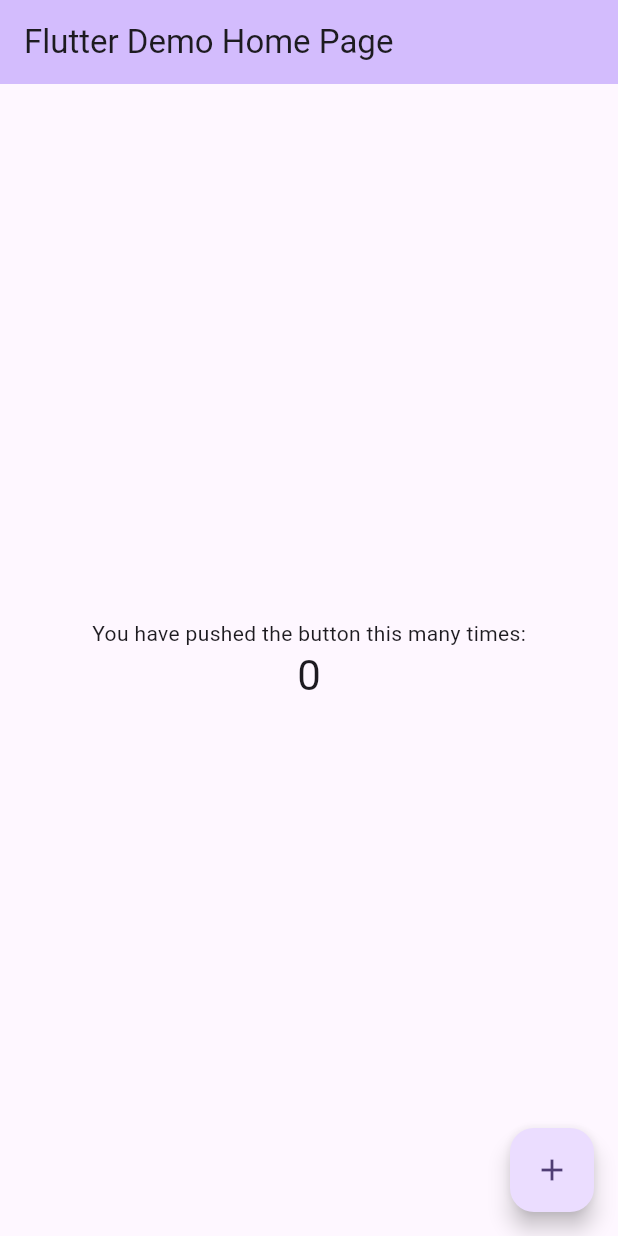
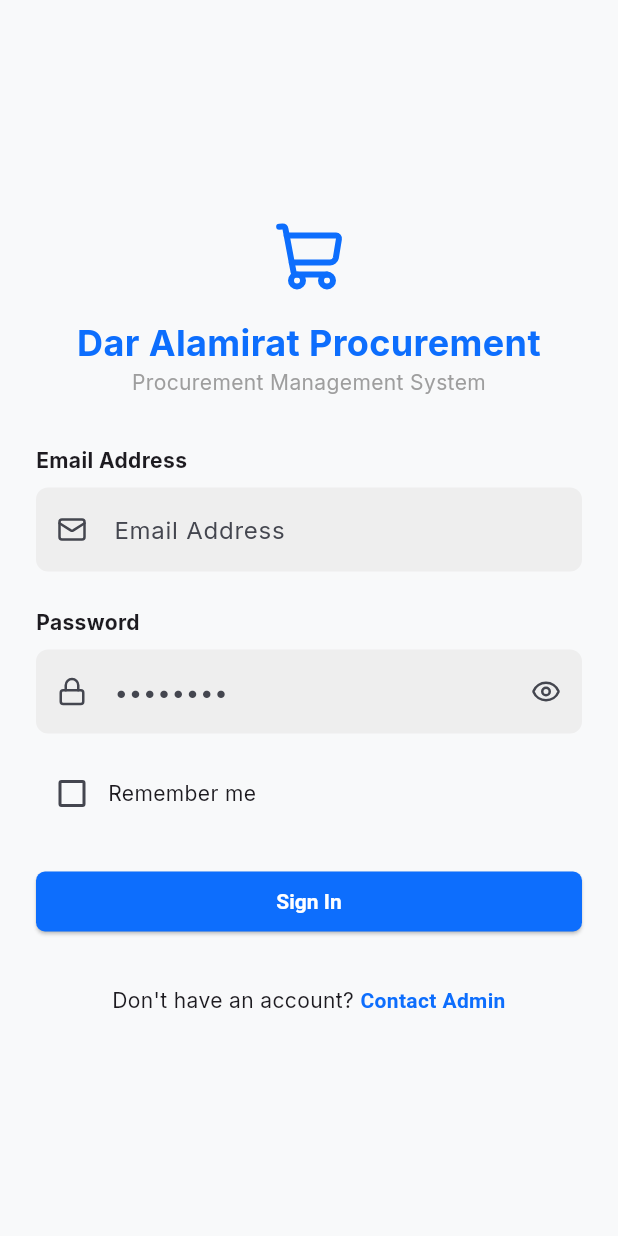
Before and after one commit to MohammadAlameri/dar_alamirat_procure, a Flutter app: the screen it shows after launch, on a phone screen of 412 x 824 dp. Run offline on Flutter 3.47's test engine with Material 3 defaults, Android fonts, the phone set to English and light mode, and no system bars; our stand-ins replace google_fonts, lucide_icons, supabase_flutter; accounts and stored records are empty.

Commit message:
feat: initialize project structure with custom theme, localization, app identifiers, and essential plugins

```diff
--- /dev/null
+++ b/dar_alamirat_requests/lib/core/constants/app_constants.dart
@@ -0,0 +1,4 @@
+class AppConstants {
+  static const String supabaseUrl = 'https://gonldcbklguwjhekjhff.supabase.co';
+  static const String supabaseAnonKey = 'eyJhbGciOiJIUzI1NiIsInR5cCI6IkpXVCJ9.eyJpc3MiOiJzdXBhYmFzZSIsInJlZiI6ImdvbmxkY2JrbGd1d2poZWtqaGZmIiwicm9sZSI6ImFub24iLCJpYXQiOjE3NzI0NTg3MjIsImV4cCI6MjA4ODAzNDcyMn0.UEKkRK4o-XDfA-8YwYf_syaGyiaepTjFNfruBvB1uFk';
+}
--- /dev/null
+++ b/dar_alamirat_requests/lib/core/localization/app_localizations.dart
@@ -0,0 +1,56 @@
+import 'dart:convert';
+import 'package:flutter/material.dart';
+import 'package:flutter/services.dart';
+
+class AppLocalizations {
+  final Locale locale;
+  AppLocalizations(this.locale);
+
+  static AppLocalizations? of(BuildContext context) {
+    return Localizations.of<AppLocalizations>(context, AppLocalizations);
+  }
+
+  static const LocalizationsDelegate<AppLocalizations> delegate =
+      _AppLocalizationsDelegate();
+
+  late Map<String, String> _localizedStrings;
+
+  Future<bool> load() async {
+    // We'll load from assets/lang/en.json or ar.json
+    String jsonString =
+        await rootBundle.loadString('assets/lang/${locale.languageCode}.json');
+    Map<String, dynamic> jsonMap = json.decode(jsonString);
+
+    _localizedStrings = jsonMap.map((key, value) {
+      return MapEntry(key, value.toString());
+    });
+
+    return true;
+  }
+
+  String translate(String key) {
+    return _localizedStrings[key] ?? key;
+  }
+
+  bool get isRTL => locale.languageCode == 'ar';
+}
+
+class _AppLocalizationsDelegate
+    extends LocalizationsDelegate<AppLocalizations> {
+  const _AppLocalizationsDelegate();
+
+  @override
+  bool isSupported(Locale locale) {
+    return ['en', 'ar'].contains(locale.languageCode);
+  }
+
+  @override
+  Future<AppLocalizations> load(Locale locale) async {
+    AppLocalizations localizations = AppLocalizations(locale);
+    await localizations.load();
+    return localizations;
+  }
+
+  @override
+  bool shouldReload(_AppLocalizationsDelegate old) => false;
+}
--- /dev/null
+++ b/dar_alamirat_requests/lib/core/theme/app_theme.dart
@@ -0,0 +1,55 @@
+import 'package:flutter/material.dart';
+import 'package:google_fonts/google_fonts.dart';
+
+class AppTheme {
+  // Brand colors from web
+  static const Color primaryBlue = Color(0xFF0D6EFD);
+  static const Color backgroundGray = Color(0xFFF8F9FA);
+  static const Color darkGray = Color(0xFF212529);
+  static const Color successGreen = Color(0xFF198754);
+  static const Color warningYellow = Color(0xFFFFC107);
+  static const Color dangerRed = Color(0xFFDC3545);
+  static const Color white = Colors.white;
+
+  static ThemeData get lightTheme {
+    return ThemeData(
+      useMaterial3: true,
+      colorScheme: ColorScheme.fromSeed(
+        seedColor: primaryBlue,
+        primary: primaryBlue,
+        secondary: primaryBlue,
+        surface: backgroundGray,
+        error: dangerRed,
+      ),
+      scaffoldBackgroundColor: backgroundGray,
+      textTheme: GoogleFonts.interTextTheme(),
+      appBarTheme: const AppBarTheme(
+        backgroundColor: white,
+        foregroundColor: darkGray,
+        elevation: 0,
+        centerTitle: false,
+      ),
+      cardTheme: CardThemeData(
+        color: white,
+        elevation: 1,
+        shape: RoundedRectangleBorder(
+          borderRadius: BorderRadius.circular(8),
+        ),
+      ),
+      buttonTheme: ButtonThemeData(
+        buttonColor: primaryBlue,
+        textTheme: ButtonTextTheme.primary,
+      ),
+      elevatedButtonTheme: ElevatedButtonThemeData(
+        style: ElevatedButton.styleFrom(
+          backgroundColor: primaryBlue,
+          foregroundColor: white,
+          textStyle: const TextStyle(fontWeight: FontWeight.bold),
+          shape: RoundedRectangleBorder(
+            borderRadius: BorderRadius.circular(6),
+          ),
+        ),
+      ),
+    );
+  }
+}
--- /dev/null
+++ b/dar_alamirat_requests/lib/features/auth/presentation/pages/login_page.dart
@@ -0,0 +1,121 @@
+import 'package:flutter/material.dart';
+import '../../../../core/localization/app_localizations.dart';
+import '../../../../core/theme/app_theme.dart';
+import 'package:lucide_icons/lucide_icons.dart';
+
+class LoginPage extends StatefulWidget {
+  const LoginPage({super.key});
+
+  @override
+  State<LoginPage> createState() => _LoginPageState();
+}
+
+class _LoginPageState extends State<LoginPage> {
+  final _emailController = TextEditingController();
+  final _passwordController = TextEditingController();
+  bool _obscurePassword = true;
+
+  @override
+  Widget build(BuildContext context) {
+    final l10n = AppLocalizations.of(context)!;
+
+    return Scaffold(
+      body: SafeArea(
+        child: Center(
+          child: SingleChildScrollView(
+            padding: const EdgeInsets.all(24.0),
+            child: ConstrainedBox(
+              constraints: const BoxConstraints(maxWidth: 400),
+              child: Column(
+                mainAxisAlignment: MainAxisAlignment.center,
+                crossAxisAlignment: CrossAxisAlignment.stretch,
+                children: [
+                   // Logo & Header
+                  const Icon(LucideIcons.shoppingCart, size: 48, color: AppTheme.primaryBlue),
+                  const SizedBox(height: 16),
+                  Text(
+                    l10n.translate('title'),
+                    textAlign: TextAlign.center,
+                    style: const TextStyle(fontSize: 24, fontWeight: FontWeight.bold, color: AppTheme.primaryBlue),
+                  ),
+                  Text(
+                    l10n.translate('procurementSystem'),
+                    textAlign: TextAlign.center,
+                    style: const TextStyle(color: Colors.grey),
+                  ),
+                  const SizedBox(height: 32),
+
+                  // Login Form
+                  Text(l10n.translate('emailAddress'), style: const TextStyle(fontWeight: FontWeight.bold)),
+                  const SizedBox(height: 8),
+                  TextField(
+                    controller: _emailController,
+                    decoration: InputDecoration(
+                      prefixIcon: const Icon(LucideIcons.mail, size: 20),
+                      hintText: l10n.translate('emailAddress'),
+                      fillColor: Colors.grey[200],
+                      filled: true,
+                      border: OutlineInputBorder(borderRadius: BorderRadius.circular(8), borderSide: BorderSide.none),
+                    ),
+                  ),
+                  const SizedBox(height: 24),
+
+                  Text(l10n.translate('password'), style: const TextStyle(fontWeight: FontWeight.bold)),
+                  const SizedBox(height: 8),
+                  TextField(
+                    controller: _passwordController,
+                    obscureText: _obscurePassword,
+                    decoration: InputDecoration(
+                      prefixIcon: const Icon(LucideIcons.lock, size: 20),
+                      suffixIcon: IconButton(
+                        icon: Icon(_obscurePassword ? LucideIcons.eye : LucideIcons.eyeOff, size: 20),
+                        onPressed: () => setState(() => _obscurePassword = !_obscurePassword),
+                      ),
+                      hintText: '••••••••',
+                      fillColor: Colors.grey[200],
+                      filled: true,
+                      border: OutlineInputBorder(borderRadius: BorderRadius.circular(8), borderSide: BorderSide.none),
+                    ),
+                  ),
+                  const SizedBox(height: 16),
+
+                  Row(
+                    children: [
+                      Checkbox(value: false, onChanged: (v) {}),
+                      Text(l10n.translate('rememberMe')),
+                    ],
+                  ),
+                  const SizedBox(height: 24),
+
+                  ElevatedButton(
+                    onPressed: () {},
+                    child: Padding(
+                      padding: const EdgeInsets.symmetric(vertical: 12.0),
+                      child: Text(l10n.translate('signIn')),
+                    ),
+                  ),
+
+                  const SizedBox(height: 32),
+                  Text.rich(
+                    TextSpan(
+                      text: l10n.translate('noAccount'),
+                      children: [
+                        const TextSpan(text: ' '),
+                        TextSpan(
+                          text: l10n.translate('contactAdmin'),
+                          style: const TextStyle(color: AppTheme.primaryBlue, fontWeight: FontWeight.bold),
+                        ),
+                      ],
+                    ),
+                    textAlign: TextAlign.center,
+                    style: const TextStyle(fontSize: 14),
+                  ),
+                ],
+              ),
+            ),
+          ),
+        ),
+      ),
+    );
+  }
+}
--- a/dar_alamirat_requests/lib/main.dart
+++ b/dar_alamirat_requests/lib/main.dart
@@ -1,122 +1,65 @@
 import 'package:flutter/material.dart';
+import 'package:flutter_localizations/flutter_localizations.dart';
+import 'package:supabase_flutter/supabase_flutter.dart';
+import 'package:google_fonts/google_fonts.dart';
+import 'core/theme/app_theme.dart';
+import 'core/localization/app_localizations.dart';
+import 'core/constants/app_constants.dart';
+import 'features/auth/presentation/pages/login_page.dart';
 
-void main() {
+Future<void> main() async {
+  WidgetsFlutterBinding.ensureInitialized();
+
+  // Disable runtime fetching to fix SocketException when offline
+  GoogleFonts.config.allowRuntimeFetching = false;
+
+  await Supabase.initialize(
+    url: AppConstants.supabaseUrl,
+    anonKey: AppConstants.supabaseAnonKey,
+  );
+
   runApp(const MyApp());
 }
 
-class MyApp extends StatelessWidget {
+class MyApp extends StatefulWidget {
   const MyApp({super.key});
 
-  // This widget is the root of your application.
+  static void setLocale(BuildContext context, Locale newLocale) {
+    _MyAppState? state = context.findAncestorStateOfType<_MyAppState>();
+    state?.setLocale(newLocale);
+  }
+
   @override
-  Widget build(BuildContext context) {
-    return MaterialApp(
-      title: 'Flutter Demo',
-      theme: ThemeData(
-        // This is the theme of your application.
-        //
-        // TRY THIS: Try running your application with "flutter run". You'll see
-        // the application has a purple toolbar. Then, without quitting the app,
-        // try changing the seedColor in the colorScheme below to Colors.green
-        // and then invoke "hot reload" (save your changes or press the "hot
-        // reload" button in a Flutter-supported IDE, or press "r" if you used
-        // the command line to start the app).
-        //
-        // Notice that the counter didn't reset back to zero; the application
-        // state is not lost during the reload. To reset the state, use hot
-        // restart instead.
-        //
-        // This works for code too, not just values: Most code changes can be
-        // tested with just a hot reload.
-        colorScheme: .fromSeed(seedColor: Colors.deepPurple),
-      ),
-      home: const MyHomePage(title: 'Flutter Demo Home Page'),
-    );
-  }
+  State<MyApp> createState() => _MyAppState();
 }
 
-class MyHomePage extends StatefulWidget {
-  const MyHomePage({super.key, required this.title});
+class _MyAppState extends State<MyApp> {
+  Locale _locale = const Locale('en');
 
-  // This widget is the home page of your application. It is stateful, meaning
-  // that it has a State object (defined below) that contains fields that affect
-  // how it looks.
-
-  // This class is the configuration for the state. It holds the values (in this
-  // case the title) provided by the parent (in this case the App widget) and
-  // used by the build method of the State. Fields in a Widget subclass are
-  // always marked "final".
-
-  final String title;
-
-  @override
-  State<MyHomePage> createState() => _MyHomePageState();
-}
-
-class _MyHomePageState extends State<MyHomePage> {
-  int _counter = 0;
-
-  void _incrementCounter() {
+  void setLocale(Locale locale) {
     setState(() {
-      // This call to setState tells the Flutter framework that something has
-      // changed in this State, which causes it to rerun the build method below
-      // so that the display can reflect the updated values. If we changed
-      // _counter without calling setState(), then the build method would not be
-      // called again, and so nothing would appear to happen.
-      _counter++;
+      _locale = locale;
     });
   }
 
   @override
   Widget build(BuildContext context) {
-    // This method is rerun every time setState is called, for instance as done
-    // by the _incrementCounter method above.
-    //
-    // The Flutter framework has been optimized to make rerunning build methods
-    // fast, so that you can just rebuild anything that needs updating rather
-    // than having to individually change instances of widgets.
-    return Scaffold(
-      appBar: AppBar(
-        // TRY THIS: Try changing the color here to a specific color (to
-        // Colors.amber, perhaps?) and trigger a hot reload to see the AppBar
-        // change color while the other colors stay the same.
-        backgroundColor: Theme.of(context).colorScheme.inversePrimary,
-        // Here we take the value from the MyHomePage object that was created by
-        // the App.build method, and use it to set our appbar title.
-        title: Text(widget.title),
-      ),
-      body: Center(
-        // Center is a layout widget. It takes a single child and positions it
-        // in the middle of the parent.
-        child: Column(
-          // Column is also a layout widget. It takes a list of children and
-          // arranges them vertically. By default, it sizes itself to fit its
-          // children horizontally, and tries to be as tall as its parent.
-          //
-          // Column has various properties to control how it sizes itself and
-          // how it positions its children. Here we use mainAxisAlignment to
-          // center the children vertically; the main axis here is the vertical
-          // axis because Columns are vertical (the cross axis would be
-          // horizontal).
-          //
-          // TRY THIS: Invoke "debug painting" (choose the "Toggle Debug Paint"
-          // action in the IDE, or press "p" in the console), to see the
-          // wireframe for each widget.
-          mainAxisAlignment: .center,
-          children: [
-            const Text('You have pushed the button this many times:'),
-            Text(
-              '$_counter',
-              style: Theme.of(context).textTheme.headlineMedium,
-            ),
-          ],
-        ),
-      ),
-      floatingActionButton: FloatingActionButton(
-        onPressed: _incrementCounter,
-        tooltip: 'Increment',
-        child: const Icon(Icons.add),
-      ),
+    return MaterialApp(
+      title: 'Dar Alamirat Procurement',
+      debugShowCheckedModeBanner: false,
+      theme: AppTheme.lightTheme,
+      locale: _locale,
+      supportedLocales: const [
+        Locale('en', ''),
+        Locale('ar', ''),
+      ],
+      localizationsDelegates: const [
+        AppLocalizations.delegate,
+        GlobalMaterialLocalizations.delegate,
+        GlobalWidgetsLocalizations.delegate,
+        GlobalCupertinoLocalizations.delegate,
+      ],
+      home: const LoginPage(),
     );
   }
 }
```
Also changed, not shown: dar_alamirat_requests/assets/lang/ar.json (added, +30 -0 lines), dar_alamirat_requests/assets/lang/en.json (added, +30 -0 lines), dar_alamirat_requests/lib/features/auth/data/models/profile_model.dart (added, +34 -0 lines), dar_alamirat_requests/lib/features/auth/domain/entities/profile.dart (added, +47 -0 lines), dar_alamirat_requests/pubspec.yaml (+11 -3 lines), dar_alamirat_requests/shorebird.yaml (added, +14 -0 lines), dar_alamirat_requests/assets/google_fonts/Inter-Bold.ttf (added), dar_alamirat_requests/assets/google_fonts/Inter-Regular.ttf (added), dar_alamirat_requests/pubspec.lock, 21 other files.
